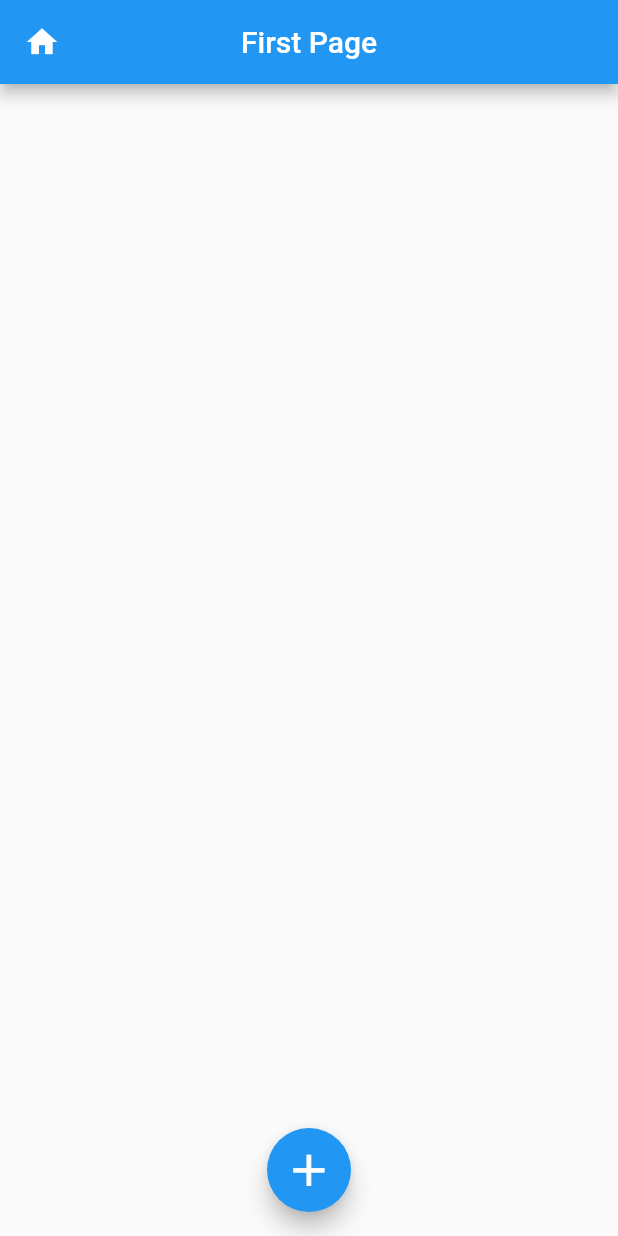
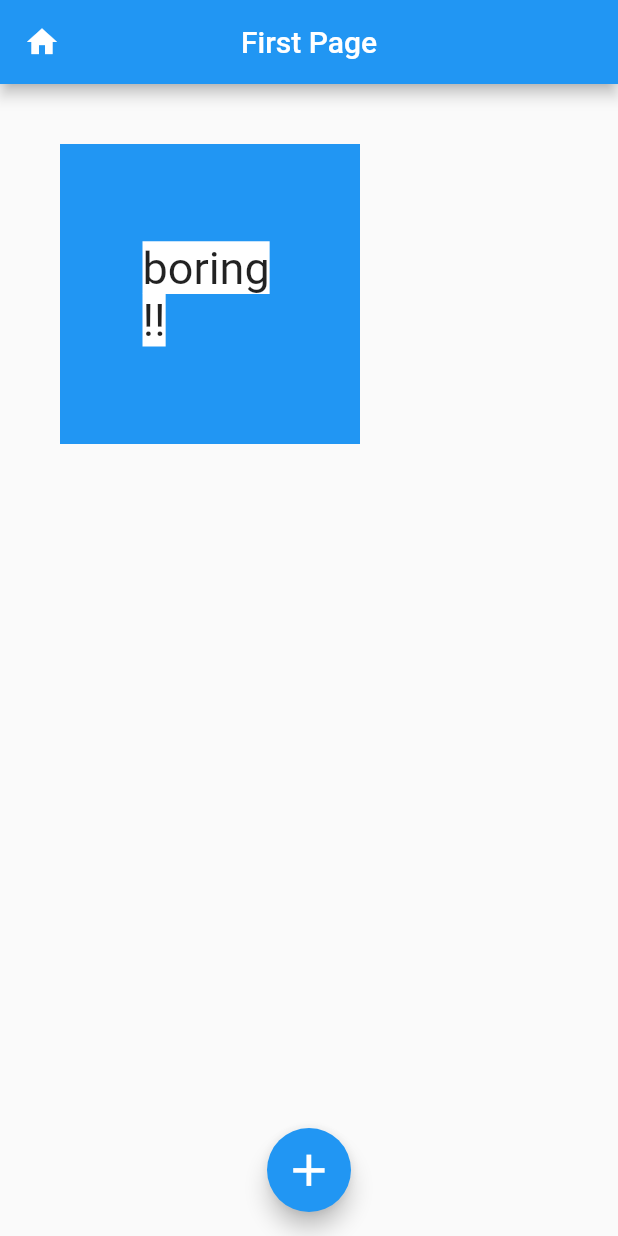
Before and after one commit to omvivek/sist_vs, a Flutter app: the screen it shows after launch, on a phone screen of 412 x 824 dp. Run offline on Flutter 3.47's test engine with Material 2 defaults, Android fonts, the phone set to English and light mode, and no system bars.

Commit message:
second commit

```diff
--- a/lib/main.dart
+++ b/lib/main.dart
@@ -110,8 +110,18 @@ class Page extends StatelessWidget {
             _scafoldkey.currentState.showSnackBar(snackbar);
           },
         ),
-        body: Container()
-        //Container(color: Colors.blue,height: 200,width: 200,alignment: Alignment.center,margin: EdgeInsets.only(left: 40, top: 40),padding: EdgeInsets.all(55),child: Text("boring !! ",style: TextStyle(backgroundColor: Colors.white, fontSize: 30),),)
+        body: Container(
+          color: Colors.blue,
+          height: 200,
+          width: 200,
+          alignment: Alignment.center,
+          margin: EdgeInsets.only(left: 40, top: 40),
+          padding: EdgeInsets.all(55),
+          child: Text(
+            "boring !! ",
+            style: TextStyle(backgroundColor: Colors.white, fontSize: 30),
+          ),
+        )
         //Container(margin: EdgeInsets.all(16),child: Column(children: [ TextField(controller: editingController,keyboardType: TextInputType.phone,decoration: InputDecoration(hintText: "Enter Phone Number",suffixIcon: Icon(Icons.phone),border: OutlineInputBorder()),),RaisedButton(onPressed: () {print('' + editingController.text);},child: Text("login"),)],)),
         //Column(mainAxisAlignment: MainAxisAlignment.spaceBetween,children: [RaisedButton(onPressed: () {},color: Colors.green,child: Text("next"),),RaisedButton(onPressed: () {},color: Colors.green,child: Text("pre"),)],)
         //Row(mainAxisAlignment: MainAxisAlignment.spaceBetween,children: [Icon(Icons.home),Icon(Icons.list), ],),
```
